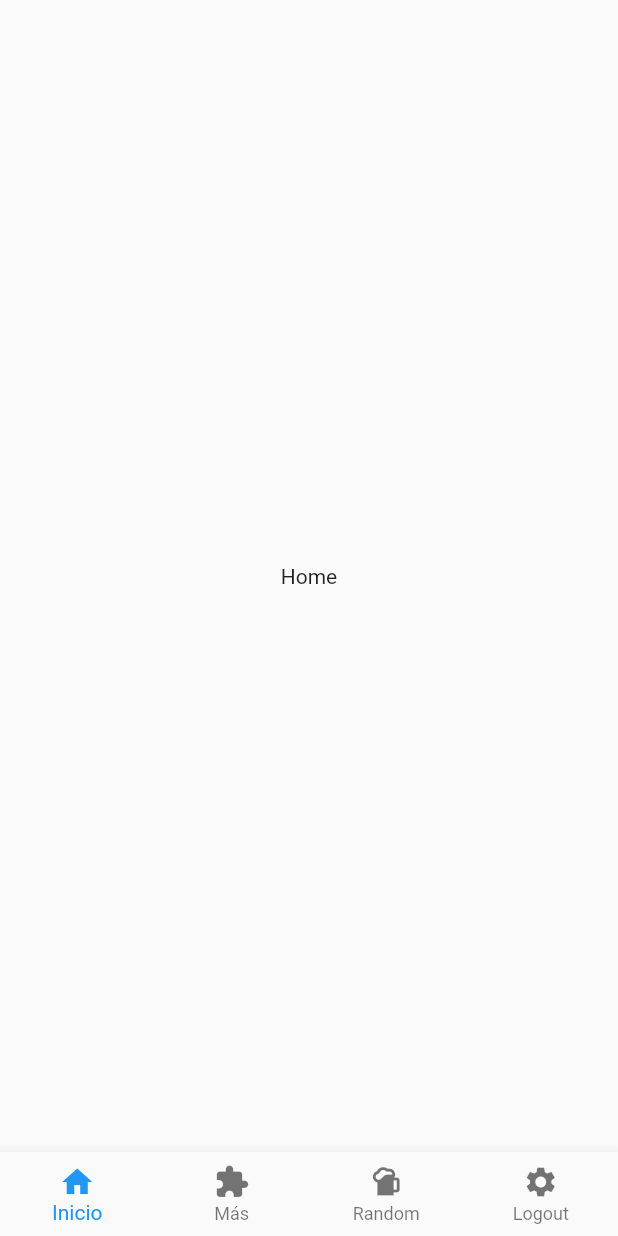
After one commit to Liliana99/arquetipo_spoty_clone, a Flutter app: the HomePage screen opened by its route, on a phone screen of 412 x 824 dp. The commit adds this screen. Run offline on Flutter 3.47's test engine with Material 2 defaults, Android fonts, the phone set to English and light mode, and no system bars; our stand-ins replace equatable, flutter_bloc, formz.

Commit message:
feat(home): add home page and navigation logic

```diff
--- /dev/null
+++ b/lib/app/home/pages/home_page.dart
@@ -0,0 +1,19 @@
+import 'package:arquetipo_flutter_bloc/shared/widgets/bottom_menu_widget.dart';
+import 'package:flutter/material.dart';
+
+class HomePage extends StatelessWidget {
+
+  static Route route() {
+    return MaterialPageRoute<void>(builder: (_) => HomePage());
+  }
+
+  @override
+  Widget build(BuildContext context) {
+    return Scaffold(
+      body: Center(
+          child: Text('Home')
+      ),
+      bottomNavigationBar: BottomMenu(0)
+    );
+  }
+}
--- /dev/null
+++ b/lib/l10n/intl_en.arb
@@ -0,0 +1,12 @@
+{
+    "username": "Username",
+    "password": "Password",
+    "invalidUsername": "invalid username",
+    "invalidPassword": "invalid password",
+    "rememberUser": "Remember user",
+    "loginButton": "Login",
+    "menuHome": "Inicio",
+    "menuMore": "Más",
+    "menuRandom": "Random",
+    "menuLogout": "Logout"
+}
--- /dev/null
+++ b/lib/l10n/intl_es.arb
@@ -0,0 +1,12 @@
+{
+    "username": "Usuario",
+    "password": "Contraseña",
+    "invalidUsername": "Usuario inválido",
+    "invalidPassword": "Contraseña inválida",
+    "rememberUser": "Recordar usuario",
+    "loginButton": "Acceder ",
+    "menuHome": "Inicio",
+    "menuMore": "Más",
+    "menuRandom": "Random",
+    "menuLogout": "Logout"
+}
--- a/lib/shared/blocs/authentication/authentication_event_bloc.dart
+++ b/lib/shared/blocs/authentication/authentication_event_bloc.dart
@@ -1,5 +1,20 @@
+import 'package:arquetipo_flutter_bloc/shared/repositories/authentication_repository.dart';
 import 'package:equatable/equatable.dart';
 
 abstract class AuthenticationBlocEvent extends Equatable {
   const AuthenticationBlocEvent();
 }
+
+class AuthenticationStatusChanged extends AuthenticationBlocEvent {
+  const AuthenticationStatusChanged(this.status);
+
+  final AuthenticationStatus status;
+
+  @override
+  List<Object> get props => [status];
+}
+
+class AuthenticationLogoutRequested extends AuthenticationBlocEvent {
+  @override
+  List<Object> get props => [];
+}
--- a/lib/shared/repositories/authentication_repository.dart
+++ b/lib/shared/repositories/authentication_repository.dart
@@ -22,6 +22,7 @@ class AuthenticationRepository {
   Future<void> logIn({
     @required String username,
     @required String password,
+    bool rememberUser = false
   }) async {
     assert(username != null);
     assert(password != null);
--- a/lib/shared/utils/routes.dart
+++ b/lib/shared/utils/routes.dart
@@ -1,6 +1,14 @@
+import 'package:arquetipo_flutter_bloc/app/home/pages/home_page.dart';
+import 'package:arquetipo_flutter_bloc/app/home/pages/more_page.dart';
+import 'package:arquetipo_flutter_bloc/app/home/pages/random_page.dart';
 import 'package:arquetipo_flutter_bloc/app/login/pages/login_page.dart';
+import 'package:arquetipo_flutter_bloc/app/login/pages/splash_page.dart';
 import 'package:flutter/material.dart';
 
 final Map<String, WidgetBuilder> routes = {
-  '/': (context) => LoginPage(),
+  '/': (context) => SplashPage(),
+  '/login': (context) => LoginPage(),
+  '/home': (context) => HomePage(),
+  '/more': (context) => MorePage(),
+  '/random': (context) => RandomPage()
 };
--- /dev/null
+++ b/lib/shared/widgets/bottom_menu_widget.dart
@@ -0,0 +1,51 @@
+import 'package:arquetipo_flutter_bloc/generated/l10n.dart';
+import 'package:arquetipo_flutter_bloc/shared/blocs/authentication/authentication_bloc.dart';
+import 'package:arquetipo_flutter_bloc/shared/blocs/authentication/authentication_event_bloc.dart';
+import 'package:flutter/material.dart';
+import 'package:flutter_bloc/flutter_bloc.dart';
+
+class MenuItems {
+  MenuItems(this.icon, this.label, this.route, {action = false});
+
+  Icon icon;
+  String label;
+  String route;
+}
+
+List<MenuItems Function(BuildContext)> items = [
+  (BuildContext context) =>
+      MenuItems(Icon(Icons.home), S.of(context).menuHome, '/home'),
+  (BuildContext context) =>
+      MenuItems(Icon(Icons.extension), S.of(context).menuMore, '/more'),
+  (BuildContext context) =>
+      MenuItems(Icon(Icons.sports_bar), S.of(context).menuRandom, '/random'),
+  (BuildContext context) =>
+      MenuItems(Icon(Icons.settings), S.of(context).menuLogout, 'logout'),
+];
+
+class BottomMenu extends StatelessWidget {
+  final int index;
+
+  const BottomMenu(this.index);
+
+  @override
+  Widget build(BuildContext context) {
+    return BottomNavigationBar(
+      type: BottomNavigationBarType.fixed,
+      items: items.map((e) => BottomNavigationBarItem(
+            icon: e(context).icon,
+            label: e(context).label,
+          )).toList(),
+      currentIndex: index,
+      selectedItemColor: Theme.of(context).primaryColor,
+      onTap: (index) {
+        String route = items[index](context).route;
+        if(route == 'logout') {
+          BlocProvider.of<AuthenticationBloc>(context)
+              .add(AuthenticationLogoutRequested());
+        }
+        Navigator.pushNamedAndRemoveUntil(context, route, (route) => false);
+      },
+    );
+  }
+}
--- a/pubspec.yaml
+++ b/pubspec.yaml
@@ -22,6 +22,8 @@ environment:
 
 dependencies:
   flutter:
+    sdk: flutter
+  flutter_localizations:
     sdk: flutter
   flutter_bloc: ^6.1.2
   equatable: ^1.2.6
@@ -76,3 +78,5 @@ flutter:
   #
   # For details regarding fonts from package dependencies,
   # see https://flutter.dev/custom-fonts/#from-packages
+flutter_intl:
+  enabled: true
```
Also changed, not shown: lib/app/home/pages/more_page.dart (added, +19 -0 lines), lib/app/home/pages/random_page.dart (added, +19 -0 lines), lib/app/login/pages/login_page.dart (+12 -6 lines), lib/app/login/pages/splash_page.dart (added, +16 -0 lines), lib/main.dart (+36 -9 lines), lib/shared/blocs/authentication/authentication_bloc.dart (+43 -3 lines), lib/generated/intl/messages_all.dart (added), lib/generated/intl/messages_en.dart (added), lib/generated/intl/messages_es.dart (added), lib/generated/l10n.dart (added), pubspec.lock.
